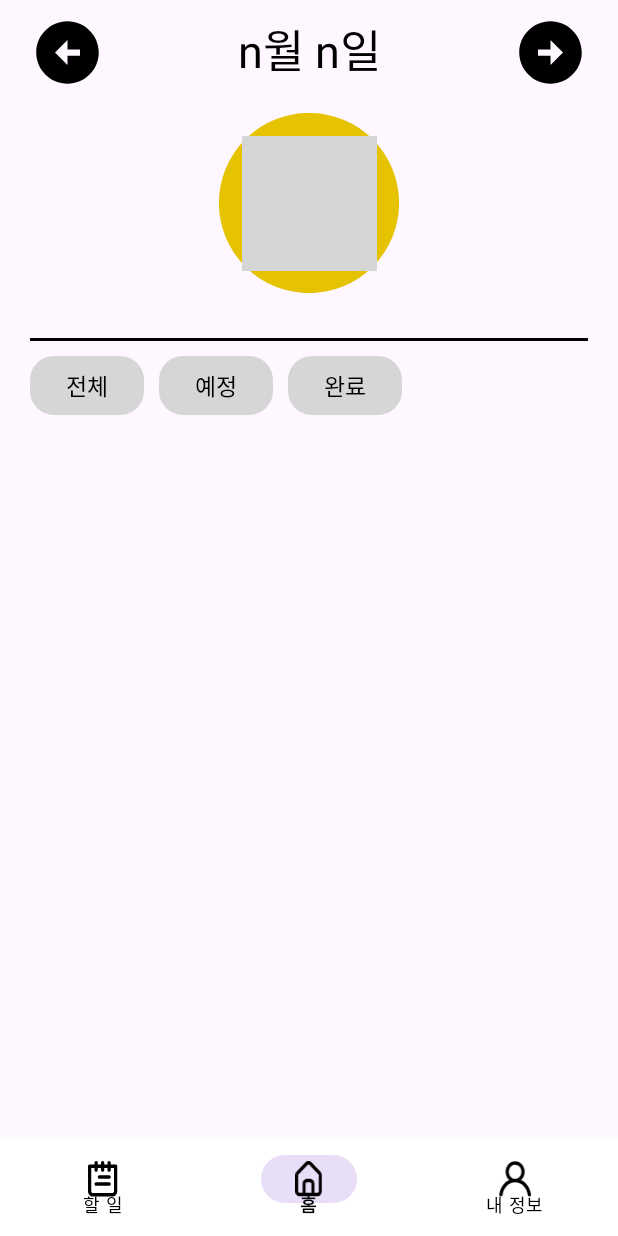
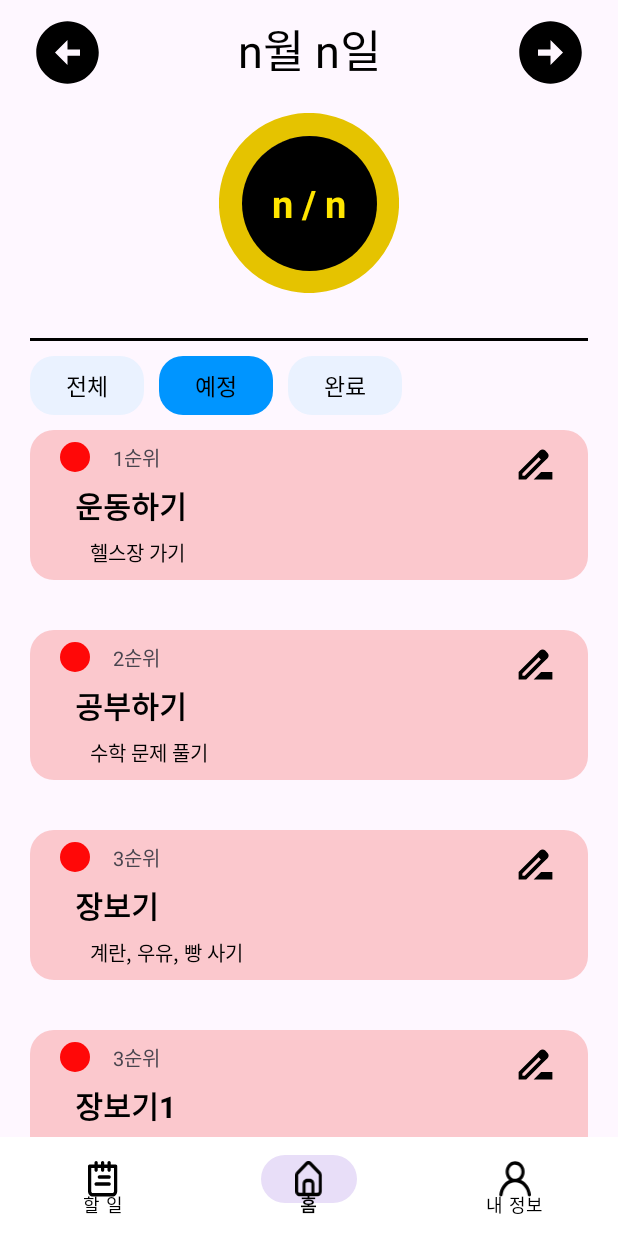
Before and after one commit to OSSW-HideInBash/Android, an Android app: the fragment TodoFragment placed in its activity, on a phone screen of 412 x 824 dp. Run offline under Robolectric (Android 15) with nearby library versions, the phone set to English and light mode, and no system bars; grey boxes are pictures that could not be loaded.

Commit message:
[Feat] Todo Recycler View 구현

```diff
--- /dev/null
+++ b/app/src/main/java/com/hideinbash/tododudu/ItemDecoration.kt
@@ -0,0 +1,18 @@
+package com.hideinbash.tododudu
+
+import android.graphics.Rect
+import android.view.View
+import androidx.recyclerview.widget.RecyclerView
+
+class ItemDecoration(private val space: Int) :
+    RecyclerView.ItemDecoration(){
+    override fun getItemOffsets(
+        outRect: Rect,
+        view: View,
+        parent: RecyclerView,
+        state: RecyclerView.State
+    ) {
+        super.getItemOffsets(outRect, view, parent, state)
+        outRect.bottom = space
+    }
+}
--- /dev/null
+++ b/app/src/main/java/com/hideinbash/tododudu/Todo.kt
@@ -0,0 +1,10 @@
+package com.hideinbash.tododudu
+
+data class Todo(
+    val id: Long = 0,
+    val title: String,
+    val description: String = "",
+    val priority: Int, // 우선 순위 (1~3)
+    val date: String, // 날짜 (YYYY-MM-DD 형식)
+    val isCompleted: Boolean = false
+)
--- /dev/null
+++ b/app/src/main/java/com/hideinbash/tododudu/TodoAdapter.kt
@@ -0,0 +1,36 @@
+package com.hideinbash.tododudu
+
+import android.view.LayoutInflater
+import android.view.View
+import android.view.ViewGroup
+import android.widget.ImageView
+import android.widget.TextView
+import androidx.recyclerview.widget.RecyclerView
+
+class TodoAdapter(private val items: List<Todo>) :
+    RecyclerView.Adapter<TodoAdapter.TodoViewHolder>() {
+
+    override fun onCreateViewHolder(parent: ViewGroup, viewType: Int): TodoViewHolder {
+        val view = LayoutInflater.from(parent.context).inflate(R.layout.item_todo, parent, false)
+        return TodoViewHolder(view)
+    }
+
+    override fun onBindViewHolder(holder: TodoViewHolder, position: Int) {
+        val item = items[position]
+        holder.title.text = item.title
+        holder.desc.text = item.description
+        // 우선순위 표시 (예시)
+        holder.orderText.text = "${item.priority}순위"
+        // 필요 시 날짜, 완료 여부 등 추가 표시 가능
+    }
+
+    override fun getItemCount() = items.size
+
+    class TodoViewHolder(view: View) : RecyclerView.ViewHolder(view) {
+        val orderIcon: ImageView = view.findViewById(R.id.todo_item_order_iv)
+        val orderText: TextView = view.findViewById(R.id.todo_item_order_tv)
+        val editIcon: ImageView = view.findViewById(R.id.todo_item_fix_iv)
+        val title: TextView = view.findViewById(R.id.todo_item_title_tv)
+        val desc: TextView = view.findViewById(R.id.todo_item_content_tv)
+    }
+}
--- a/app/src/main/java/com/hideinbash/tododudu/TodoFragment.kt
+++ b/app/src/main/java/com/hideinbash/tododudu/TodoFragment.kt
@@ -5,20 +5,38 @@ import android.view.LayoutInflater
 import android.view.View
 import android.view.ViewGroup
 import androidx.fragment.app.Fragment
+import androidx.recyclerview.widget.LinearLayoutManager
 import com.hideinbash.tododudu.databinding.FragmentTodoBinding
 
 class TodoFragment : Fragment() {
-    private var _binding: FragmentTodoBinding? = null
-    private val binding get() = _binding!!
+
+    lateinit var binding: FragmentTodoBinding
+
     override fun onCreateView(
         inflater: LayoutInflater, container: ViewGroup?,
         savedInstanceState: Bundle?
     ): View {
-        _binding = FragmentTodoBinding.inflate(inflater, container, false)
+        binding = FragmentTodoBinding.inflate(inflater, container, false)
         return binding.root
     }
 
     override fun onViewCreated(view: View, savedInstanceState: Bundle?) {
         super.onViewCreated(view, savedInstanceState)
+
+        // 예시 데이터
+        val todoList = listOf(
+            Todo(title = "운동하기", description = "헬스장 가기", priority = 1, date = "2025-06-08"),
+            Todo(title = "공부하기", description = "수학 문제 풀기", priority = 2, date = "2025-06-08"),
+            Todo(title = "장보기", description = "계란, 우유, 빵 사기", priority = 3, date = "2025-06-08"),
+            Todo(title = "장보기1", description = "계란, 우유, 빵 사기", priority = 3, date = "2025-06-08"),
+            Todo(title = "장보기2", description = "계란, 우유, 빵 사기", priority = 3, date = "2025-06-08"),
+            Todo(title = "장보기3", description = "계란, 우유, 빵 사기", priority = 3, date = "2025-06-08"),
+            Todo(title = "장보기4", description = "계란, 우유, 빵 사기", priority = 3, date = "2025-06-08")
+        )
+
+        val adapter = TodoAdapter(todoList)
+        binding.todoRecyclerView.layoutManager = LinearLayoutManager(requireContext())
+        binding.todoRecyclerView.adapter = adapter
+        binding.todoRecyclerView.addItemDecoration(ItemDecoration(50))  // 아이템 간격 설정
     }
 }
--- /dev/null
+++ b/app/src/main/res/drawable/baseline_drive_file_rename_outline_24.xml
@@ -0,0 +1,5 @@
+<vector xmlns:android="http://schemas.android.com/apk/res/android" android:height="24dp" android:tint="#000000" android:viewportHeight="24" android:viewportWidth="24" android:width="24dp">
+
+    <path android:fillColor="@android:color/white" android:pathData="M18.41,5.8L17.2,4.59c-0.78,-0.78 -2.05,-0.78 -2.83,0l-2.68,2.68L3,15.96V20h4.04l8.74,-8.74 2.63,-2.63c0.79,-0.78 0.79,-2.05 0,-2.83zM6.21,18H5v-1.21l8.66,-8.66 1.21,1.21L6.21,18zM11,20l4,-4h6v4H11z"/>
+
+</vector>
--- /dev/null
+++ b/app/src/main/res/drawable/black_circle.xml
@@ -0,0 +1,5 @@
+<?xml version="1.0" encoding="utf-8"?>
+<shape xmlns:android="http://schemas.android.com/apk/res/android"
+    android:shape="oval">
+    <solid android:color="#000000" />
+</shape>
--- /dev/null
+++ b/app/src/main/res/layout/item_todo.xml
@@ -0,0 +1,67 @@
+<?xml version="1.0" encoding="utf-8"?>
+<androidx.constraintlayout.widget.ConstraintLayout xmlns:android="http://schemas.android.com/apk/res/android"
+    android:layout_width="match_parent"
+    android:layout_height="100dp"
+    xmlns:app="http://schemas.android.com/apk/res-auto"
+    android:background="@drawable/round_rect"
+    android:backgroundTint="@color/first_red_bg">
+
+    <ImageView
+        android:id="@+id/todo_item_order_iv"
+        android:layout_width="20dp"
+        android:layout_height="20dp"
+        android:src="@drawable/black_circle"
+        app:layout_constraintStart_toStartOf="parent"
+        app:layout_constraintTop_toTopOf="parent"
+        android:layout_marginStart="20dp"
+        android:layout_marginTop="8dp"
+        app:tint="@color/first_red"/>
+
+    <TextView
+        android:id="@+id/todo_item_order_tv"
+        android:layout_width="wrap_content"
+        android:layout_height="wrap_content"
+        android:text="1순위"
+        android:textSize="13sp"
+        app:layout_constraintStart_toEndOf="@id/todo_item_order_iv"
+        app:layout_constraintTop_toTopOf="@id/todo_item_order_iv"
+        android:layout_marginStart="15dp"/>
+
+    <ImageView
+        android:id="@+id/todo_item_fix_iv"
+        android:layout_width="30dp"
+        android:layout_height="30dp"
+        android:src="@drawable/baseline_drive_file_rename_outline_24"
+        app:layout_constraintEnd_toEndOf="parent"
+        app:layout_constraintTop_toTopOf="parent"
+        android:layout_marginTop="8dp"
+        android:layout_marginEnd="20dp"/>
+
+    <TextView
+        android:id="@+id/todo_item_title_tv"
+        android:layout_width="wrap_content"
+        android:layout_height="wrap_content"
+        android:textSize="20sp"
+        android:textStyle="bold"
+        android:text="할 일 제목"
+        android:textColor="@color/black"
+        app:layout_constraintStart_toStartOf="parent"
+        app:layout_constraintTop_toTopOf="parent"
+        app:layout_constraintBottom_toBottomOf="parent"
+        android:layout_marginStart="30dp"/>
+
+    <TextView
+        android:id="@+id/todo_item_content_tv"
+        android:layout_width="0dp"
+        android:layout_height="wrap_content"
+        android:textSize="13sp"
+        android:text="부가 설명"
+        android:textColor="@color/black"
+        app:layout_constraintStart_toStartOf="@id/todo_item_title_tv"
+        app:layout_constraintBottom_toBottomOf="parent"
+        app:layout_constraintEnd_toEndOf="parent"
+        android:layout_marginStart="10dp"
+        android:layout_marginBottom="8dp"/>
+
+
+</androidx.constraintlayout.widget.ConstraintLayout>
--- a/app/src/main/res/values/colors.xml
+++ b/app/src/main/res/values/colors.xml
@@ -2,4 +2,15 @@
 <resources>
     <color name="black">#FF000000</color>
     <color name="white">#FFFFFFFF</color>
+
+    <color name="unselected">#EAF2FF</color>
+    <color name="selected">#0095FF</color>
+    <color name="yellow">#FFE500</color>
+
+    <color name="first_red_bg">#4DF25B5B</color>
+    <color name="second_blue_bg">#4D0037FF</color>
+    <color name="third_yellow_bg">#4DF2FF00</color>
+    <color name="first_red">#FF0808</color>
+    <color name="second_blue">#1808FF</color>
+    <color name="third_yellow">#FFE500</color>
 </resources>
```
